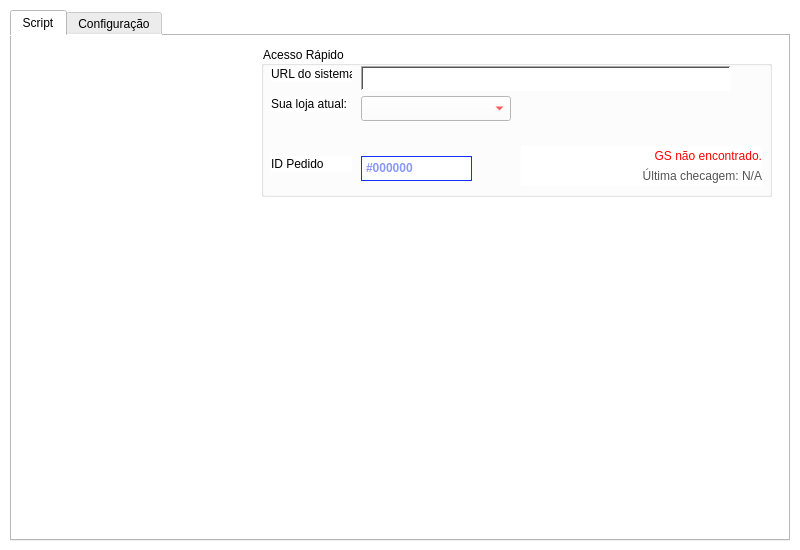
This is assets/main.ui in ioisaque/ideyou-print as Qt 5 draws it before an edit. The edited form follows.
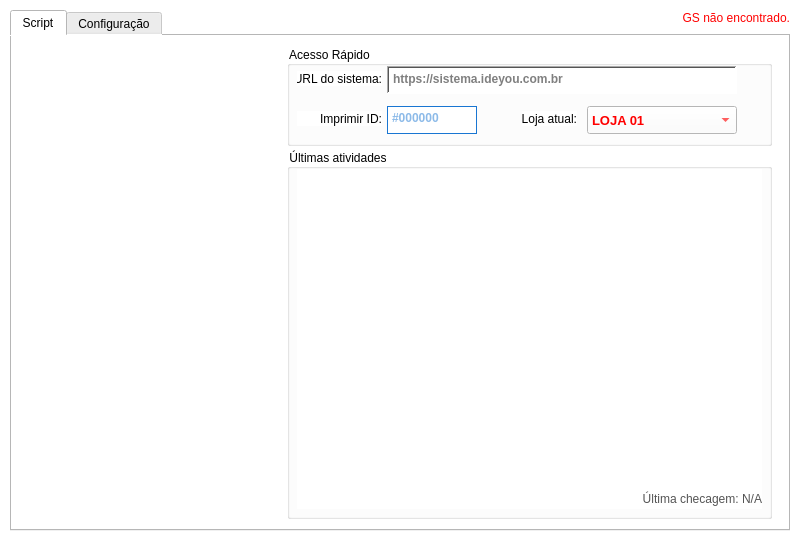
This is the edited form. Icons and pictures are not drawn.

```diff
--- a/assets/main.ui
+++ b/assets/main.ui
@@ -46,7 +46,7 @@
       <x>10</x>
       <y>10</y>
       <width>780</width>
-      <height>531</height>
+      <height>521</height>
      </rect>
     </property>
     <property name="sizePolicy">
@@ -83,130 +83,13 @@
      <attribute name="title">
       <string>Script</string>
      </attribute>
-     <widget class="QTableWidget" name="table_box">
-      <property name="enabled">
-       <bool>false</bool>
-      </property>
-      <property name="geometry">
-       <rect>
-        <x>10</x>
-        <y>180</y>
-        <width>750</width>
-        <height>310</height>
-       </rect>
-      </property>
-      <property name="alternatingRowColors">
-       <bool>true</bool>
-      </property>
-      <property name="rowCount">
-       <number>1</number>
-      </property>
-      <property name="columnCount">
-       <number>2</number>
-      </property>
-      <attribute name="horizontalHeaderVisible">
-       <bool>false</bool>
-      </attribute>
-      <attribute name="horizontalHeaderCascadingSectionResizes">
-       <bool>false</bool>
-      </attribute>
-      <attribute name="horizontalHeaderDefaultSectionSize">
-       <number>170</number>
-      </attribute>
-      <attribute name="horizontalHeaderHighlightSections">
-       <bool>false</bool>
-      </attribute>
-      <attribute name="horizontalHeaderMinimumSectionSize">
-       <number>25</number>
-      </attribute>
-      <attribute name="horizontalHeaderShowSortIndicator" stdset="0">
-       <bool>false</bool>
-      </attribute>
-      <attribute name="horizontalHeaderStretchLastSection">
-       <bool>true</bool>
-      </attribute>
-      <attribute name="verticalHeaderVisible">
-       <bool>false</bool>
-      </attribute>
-      <attribute name="verticalHeaderCascadingSectionResizes">
-       <bool>false</bool>
-      </attribute>
-      <attribute name="verticalHeaderStretchLastSection">
-       <bool>false</bool>
-      </attribute>
-      <row>
-       <property name="text">
-        <string>1</string>
-       </property>
-      </row>
-      <column>
-       <property name="text">
-        <string>ID_PEDIDO</string>
-       </property>
-      </column>
-      <column>
-       <property name="text">
-        <string>ACAO</string>
-       </property>
-      </column>
-      <item row="0" column="0">
-       <property name="text">
-        <string>000001</string>
-       </property>
-      </item>
-      <item row="0" column="1">
-       <property name="text">
-        <string>PRINT</string>
-       </property>
-      </item>
-     </widget>
-     <widget class="QLabel" name="img_logo">
-      <property name="geometry">
-       <rect>
-        <x>30</x>
-        <y>40</y>
-        <width>200</width>
-        <height>105</height>
-       </rect>
-      </property>
-      <property name="sizePolicy">
-       <sizepolicy hsizetype="Fixed" vsizetype="Fixed">
-        <horstretch>0</horstretch>
-        <verstretch>0</verstretch>
-       </sizepolicy>
-      </property>
-      <property name="minimumSize">
-       <size>
-        <width>200</width>
-        <height>105</height>
-       </size>
-      </property>
-      <property name="maximumSize">
-       <size>
-        <width>200</width>
-        <height>105</height>
-       </size>
-      </property>
-      <property name="text">
-       <string/>
-      </property>
-      <property name="pixmap">
-       <pixmap>poweredby.png</pixmap>
-      </property>
-      <property name="scaledContents">
-       <bool>true</bool>
-      </property>
-      <property name="alignment">
-       <set>Qt::AlignCenter</set>
-      </property>
-     </widget>
      <widget class="QGroupBox" name="gpb_main">
       <property name="geometry">
        <rect>
-        <x>249</x>
+        <x>275</x>
         <y>10</y>
-        <width>511</width>
-        <height>151</height>
+        <width>485</width>
+        <height>100</height>
        </rect>
       </property>
       <property name="styleSheet">
@@ -223,8 +106,8 @@
         <rect>
          <x>100</x>
          <y>20</y>
-         <width>370</width>
-         <height>25</height>
+         <width>350</width>
+         <height>28</height>
         </rect>
        </property>
        <property name="sizePolicy">
@@ -233,15 +116,8 @@
          <verstretch>0</verstretch>
         </sizepolicy>
        </property>
-       <property name="maximumSize">
-        <size>
-         <width>370</width>
-         <height>25</height>
-        </size>
-       </property>
        <property name="font">
         <font>
-         <pointsize>12</pointsize>
          <weight>75</weight>
          <bold>true</bold>
         </font>
@@ -268,7 +144,7 @@
         <enum>Qt::ScrollBarAlwaysOff</enum>
        </property>
        <property name="placeholderText">
-        <string/>
+        <string>https://sistema.ideyou.com.br</string>
        </property>
       </widget>
       <widget class="QPushButton" name="btn_reload">
@@ -277,7 +153,7 @@
        </property>
        <property name="geometry">
         <rect>
-         <x>470</x>
+         <x>450</x>
          <y>20</y>
          <width>32</width>
          <height>28</height>
@@ -324,10 +200,10 @@
       <widget class="QComboBox" name="select_loja">
        <property name="geometry">
         <rect>
-         <x>100</x>
-         <y>50</y>
+         <x>300</x>
+         <y>60</y>
          <width>150</width>
-         <height>25</height>
+         <height>28</height>
         </rect>
        </property>
        <property name="sizePolicy">
@@ -336,18 +212,6 @@
          <verstretch>0</verstretch>
         </sizepolicy>
        </property>
-       <property name="minimumSize">
-        <size>
-         <width>150</width>
-         <height>25</height>
-        </size>
-       </property>
-       <property name="maximumSize">
-        <size>
-         <width>150</width>
-         <height>25</height>
-        </size>
-       </property>
        <property name="font">
         <font>
          <pointsize>10</pointsize>
@@ -365,52 +229,69 @@
         <bool>false</bool>
        </property>
        <property name="styleSheet">
-        <string notr="true">font-weight: bold; color: #F00;</string>
+        <string notr="true">font-weight: bold; color: #FF0000;</string>
        </property>
        <property name="currentText">
-        <string/>
+        <string>LOJA 01</string>
        </property>
        <property name="frame">
         <bool>true</bool>
        </property>
+       <item>
+        <property name="text">
+         <string>LOJA 01</string>
+        </property>
+       </item>
       </widget>
       <widget class="QLabel" name="label_1">
        <property name="geometry">
         <rect>
          <x>10</x>
-         <y>20</y>
-         <width>81</width>
-         <height>16</height>
+         <y>25</y>
+         <width>85</width>
+         <height>15</height>
         </rect>
        </property>
        <property name="text">
         <string>URL do sistema:</string>
        </property>
+       <property name="alignment">
+        <set>Qt::AlignRight|Qt::AlignTrailing|Qt::AlignVCenter</set>
+       </property>
       </widget>
       <widget class="QLabel" name="label_2">
        <property name="geometry">
         <rect>
-         <x>10</x>
-         <y>50</y>
-         <width>81</width>
-         <height>16</height>
+         <x>235</x>
+         <y>65</y>
+         <width>55</width>
+         <height>15</height>
         </rect>
        </property>
+       <property name="layoutDirection">
+        <enum>Qt::LeftToRight</enum>
+       </property>
        <property name="text">
-        <string>Sua loja atual:</string>
+        <string>Loja atual:</string>
+       </property>
+       <property name="alignment">
+        <set>Qt::AlignRight|Qt::AlignTrailing|Qt::AlignVCenter</set>
        </property>
       </widget>
       <widget class="QLabel" name="label_3">
        <property name="geometry">
         <rect>
          <x>10</x>
-         <y>110</y>
-         <width>81</width>
-         <height>16</height>
+         <y>65</y>
+         <width>85</width>
+         <height>15</height>
         </rect>
        </property>
        <property name="text">
-        <string>ID Pedido</string>
+        <string>Imprimir ID:</string>
+       </property>
+       <property name="alignment">
+        <set>Qt::AlignRight|Qt::AlignTrailing|Qt::AlignVCenter</set>
        </property>
       </widget>
       <widget class="QTextEdit" name="input_id_pedido">
@@ -420,9 +301,9 @@
        <property name="geometry">
         <rect>
          <x>100</x>
-         <y>110</y>
-         <width>111</width>
-         <height>25</height>
+         <y>60</y>
+         <width>90</width>
+         <height>28</height>
         </rect>
        </property>
        <property name="sizePolicy">
@@ -441,7 +322,7 @@
         <cursorShape>IBeamCursor</cursorShape>
        </property>
        <property name="styleSheet">
-        <string notr="true">font-weight: bold; color: #1431f9;</string>
+        <string notr="true">font-weight: bold; color: #1976d2;</string>
        </property>
        <property name="inputMethodHints">
         <set>Qt::ImhNone</set>
@@ -465,8 +346,8 @@
        </property>
        <property name="geometry">
         <rect>
-         <x>220</x>
-         <y>110</y>
+         <x>195</x>
+         <y>60</y>
          <width>32</width>
          <height>28</height>
         </rect>
@@ -509,121 +390,203 @@
         </size>
        </property>
       </widget>
-      <widget class="QLabel" name="last_checked">
+      <widget class="QPushButton" name="btn_reload_2">
+       <property name="enabled">
+        <bool>true</bool>
+       </property>
        <property name="geometry">
         <rect>
-         <x>260</x>
-         <y>120</y>
-         <width>241</width>
-         <height>20</height>
+         <x>450</x>
+         <y>60</y>
+         <width>32</width>
+         <height>28</height>
         </rect>
        </property>
-       <property name="layoutDirection">
-        <enum>Qt::LeftToRight</enum>
+       <property name="sizePolicy">
+        <sizepolicy hsizetype="Fixed" vsizetype="Fixed">
+         <horstretch>0</horstretch>
+         <verstretch>0</verstretch>
+        </sizepolicy>
        </property>
-       <property name="styleSheet">
-        <string notr="true">color: #545454;</string>
+       <property name="font">
+        <font>
+         <pointsize>18</pointsize>
+         <weight>75</weight>
+         <bold>true</bold>
+        </font>
        </property>
-       <property name="text">
-        <string>Última checagem: N/A</string>
+       <property name="cursor">
+        <cursorShape>PointingHandCursor</cursorShape>
        </property>
-       <property name="alignment">
-        <set>Qt::AlignRight|Qt::AlignTrailing|Qt::AlignVCenter</set>
+       <property name="autoFillBackground">
+        <bool>false</bool>
        </property>
-      </widget>
-      <widget class="QLabel" name="gsv_label">
-       <property name="geometry">
-        <rect>
-         <x>260</x>
-         <y>100</y>
-         <width>241</width>
-         <height>20</height>
-        </rect>
-       </property>
-       <property name="layoutDirection">
-        <enum>Qt::LeftToRight</enum>
-       </property>
        <property name="styleSheet">
-        <string notr="true">color: #F00;</string>
+        <string notr="true">border: none;
+border-radius: 15px;
+background-color: transparent;</string>
        </property>
        <property name="text">
-        <string>GS não encontrado.</string>
+        <string/>
        </property>
-       <property name="alignment">
-        <set>Qt::AlignRight|Qt::AlignTrailing|Qt::AlignVCenter</set>
+       <property name="icon">
+        <iconset>
+         <normaloff>refresh.png</normaloff>refresh.png</iconset>
+       </property>
+       <property name="iconSize">
+        <size>
+         <width>28</width>
+         <height>28</height>
+        </size>
        </property>
       </widget>
      </widget>
-     <widget class="QTextBrowser" name="log_box">
-      <property name="enabled">
-       <bool>true</bool>
-      </property>
+     <widget class="QWidget" name="preview_widget" native="true">
       <property name="geometry">
        <rect>
         <x>10</x>
-        <y>180</y>
-        <width>750</width>
-        <height>310</height>
+        <y>120</y>
+        <width>260</width>
+        <height>370</height>
        </rect>
       </property>
-      <property name="sizePolicy">
-       <sizepolicy hsizetype="Fixed" vsizetype="Fixed">
-        <horstretch>0</horstretch>
-        <verstretch>0</verstretch>
-       </sizepolicy>
-      </property>
-      <property name="maximumSize">
-       <size>
-        <width>750</width>
-        <height>310</height>
-       </size>
-      </property>
-      <property name="font">
-       <font>
-        <weight>75</weight>
-        <bold>true</bold>
-       </font>
-      </property>
-      <property name="cursor" stdset="0">
-       <cursorShape>PointingHandCursor</cursorShape>
-      </property>
-      <property name="contextMenuPolicy">
-       <enum>Qt::NoContextMenu</enum>
+     </widget>
+     <widget class="QGroupBox" name="gpb_main_2">
+      <property name="geometry">
+       <rect>
+        <x>275</x>
+        <y>113</y>
+        <width>485</width>
+        <height>370</height>
+       </rect>
       </property>
       <property name="styleSheet">
-       <string notr="true">font-weight: bold; color: #000;</string>
+       <string notr="true"/>
       </property>
-      <property name="inputMethodHints">
-       <set>Qt::ImhNone</set>
+      <property name="title">
+       <string>Últimas atividades</string>
       </property>
-      <property name="frameShape">
-       <enum>QFrame::NoFrame</enum>
-      </property>
-      <property name="frameShadow">
-       <enum>QFrame::Plain</enum>
-      </property>
-      <property name="verticalScrollBarPolicy">
-       <enum>Qt::ScrollBarAsNeeded</enum>
-      </property>
-      <property name="horizontalScrollBarPolicy">
-       <enum>Qt::ScrollBarAlwaysOff</enum>
-      </property>
-      <property name="readOnly">
-       <bool>true</bool>
-      </property>
-      <property name="html">
-       <string>&lt;!DOCTYPE HTML PUBLIC &quot;-//W3C//DTD HTML 4.0//EN&quot; &quot;http://www.w3.org/TR/REC-html40/strict.dtd&quot;&gt;
+      <widget class="QTextBrowser" name="log_box">
+       <property name="enabled">
+        <bool>true</bool>
+       </property>
+       <property name="geometry">
+        <rect>
+         <x>10</x>
+         <y>20</y>
+         <width>465</width>
+         <height>320</height>
+        </rect>
+       </property>
+       <property name="sizePolicy">
+        <sizepolicy hsizetype="Expanding" vsizetype="Fixed">
+         <horstretch>0</horstretch>
+         <verstretch>0</verstretch>
+        </sizepolicy>
+       </property>
+       <property name="font">
+        <font>
+         <weight>75</weight>
+         <bold>true</bold>
+        </font>
+       </property>
+       <property name="cursor" stdset="0">
+        <cursorShape>PointingHandCursor</cursorShape>
+       </property>
+       <property name="contextMenuPolicy">
+        <enum>Qt::NoContextMenu</enum>
+       </property>
+       <property name="styleSheet">
+        <string notr="true">font-weight: bold; color: #000;</string>
+       </property>
+       <property name="inputMethodHints">
+        <set>Qt::ImhNone</set>
+       </property>
+       <property name="frameShape">
+        <enum>QFrame::NoFrame</enum>
+       </property>
+       <property name="frameShadow">
+        <enum>QFrame::Plain</enum>
+       </property>
+       <property name="verticalScrollBarPolicy">
+        <enum>Qt::ScrollBarAsNeeded</enum>
+       </property>
+       <property name="horizontalScrollBarPolicy">
+        <enum>Qt::ScrollBarAlwaysOff</enum>
+       </property>
+       <property name="readOnly">
+        <bool>true</bool>
+       </property>
+       <property name="html">
+        <string>&lt;!DOCTYPE HTML PUBLIC &quot;-//W3C//DTD HTML 4.0//EN&quot; &quot;http://www.w3.org/TR/REC-html40/strict.dtd&quot;&gt;
 &lt;html&gt;&lt;head&gt;&lt;meta name=&quot;qrichtext&quot; content=&quot;1&quot; /&gt;&lt;style type=&quot;text/css&quot;&gt;
 p, li { white-space: pre-wrap; }
 &lt;/style&gt;&lt;/head&gt;&lt;body style=&quot; font-family:'MS Shell Dlg 2'; font-size:8.25pt; font-weight:600; font-style:normal;&quot;&gt;
-&lt;p style=&quot;-qt-paragraph-type:empty; margin-top:0px; margin-bottom:0px; margin-left:0px; margin-right:0px; -qt-block-indent:0; text-indent:0px; font-size:11pt;&quot;&gt;&lt;br /&gt;&lt;/p&gt;&lt;/body&gt;&lt;/html&gt;</string>
+&lt;p style=&quot;-qt-paragraph-type:empty; margin-top:0px; margin-bottom:0px; margin-left:0px; margin-right:0px; -qt-block-indent:0; text-indent:0px;&quot;&gt;&lt;br /&gt;&lt;/p&gt;&lt;/body&gt;&lt;/html&gt;</string>
+       </property>
+       <property name="textInteractionFlags">
+        <set>Qt::LinksAccessibleByMouse|Qt::TextSelectableByMouse</set>
+       </property>
+       <property name="placeholderText">
+        <string/>
+       </property>
+      </widget>
+      <widget class="QLabel" name="last_checked">
+       <property name="geometry">
+        <rect>
+         <x>10</x>
+         <y>340</y>
+         <width>465</width>
+         <height>20</height>
+        </rect>
+       </property>
+       <property name="sizePolicy">
+        <sizepolicy hsizetype="Expanding" vsizetype="Fixed">
+         <horstretch>0</horstretch>
+         <verstretch>0</verstretch>
+        </sizepolicy>
+       </property>
+       <property name="layoutDirection">
+        <enum>Qt::LeftToRight</enum>
+       </property>
+       <property name="styleSheet">
+        <string notr="true">color: #545454;</string>
+       </property>
+       <property name="text">
+        <string>Última checagem: N/A</string>
+       </property>
+       <property name="alignment">
+        <set>Qt::AlignRight|Qt::AlignTrailing|Qt::AlignVCenter</set>
+       </property>
+      </widget>
+     </widget>
+     <widget class="QLabel" name="img_logo_2">
+      <property name="geometry">
+       <rect>
+        <x>10</x>
+        <y>20</y>
+        <width>260</width>
+        <height>87</height>
+       </rect>
       </property>
-      <property name="textInteractionFlags">
-       <set>Qt::LinksAccessibleByMouse</set>
+      <property name="sizePolicy">
+       <sizepolicy hsizetype="Maximum" vsizetype="Maximum">
+        <horstretch>0</horstretch>
+        <verstretch>0</verstretch>
+       </sizepolicy>
       </property>
-      <property name="placeholderText">
+      <property name="text">
        <string/>
       </property>
+      <property name="pixmap">
+       <pixmap>logo.png</pixmap>
+      </property>
+      <property name="scaledContents">
+       <bool>true</bool>
+      </property>
+      <property name="alignment">
+       <set>Qt::AlignCenter</set>
+      </property>
      </widget>
     </widget>
     <widget class="QWidget" name="tab2">
@@ -1012,6 +975,28 @@
      <string>PARAR</string>
     </property>
    </widget>
+   <widget class="QLabel" name="gsv_label">
+    <property name="geometry">
+     <rect>
+      <x>540</x>
+      <y>8</y>
+      <width>250</width>
+      <height>20</height>
+     </rect>
+    </property>
+    <property name="layoutDirection">
+     <enum>Qt::LeftToRight</enum>
+    </property>
+    <property name="styleSheet">
+     <string notr="true">color: #F00;</string>
+    </property>
+    <property name="text">
+     <string>GS não encontrado.</string>
+    </property>
+    <property name="alignment">
+     <set>Qt::AlignRight|Qt::AlignTrailing|Qt::AlignVCenter</set>
+    </property>
+   </widget>
   </widget>
  </widget>
  <resources/>
```
